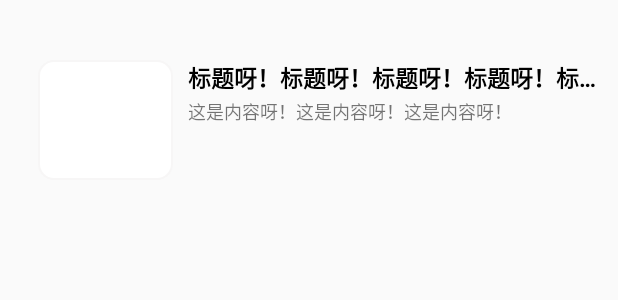
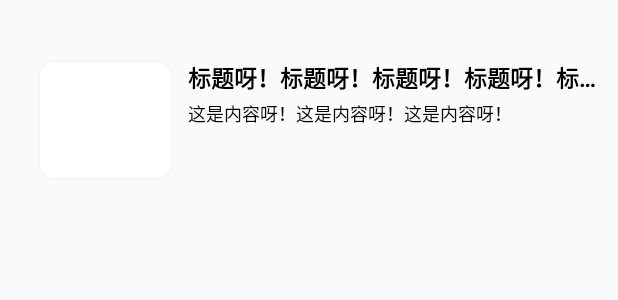
Before and after one commit to Androidzyj/BaseFrame, an Android app: the layout item_rec_home_detail.xml on its own in the app's theme, with its tools: preview values and no code run, on a phone screen of 412 x 824 dp. Shown: the top 300 px of the screen. Run offline under Robolectric (Android 15) with nearby library versions, the phone set to English and light mode, and no system bars.

```diff
--- a/app/src/main/java/com/example/baseframe/view/fragments/HomeFragment.java
+++ b/app/src/main/java/com/example/baseframe/view/fragments/HomeFragment.java
@@ -111,6 +111,8 @@ public class HomeFragment extends Fragment {
         recyclerView.setAdapter(adapter);
     }
 
+    //TODO 设置Banner图是手动创建，然后设置HomeAdapter适配器的Header形式添加进去的
+
 
     //设置上拉和下拉监听
     private void loadDataListener(View view){
--- a/app/src/main/res/layout/item_rec_home_detail.xml
+++ b/app/src/main/res/layout/item_rec_home_detail.xml
@@ -41,7 +41,8 @@
         android:layout_below="@+id/item_home_title_tv"
         android:text="这是内容呀！这是内容呀！这是内容呀！"
         android:textSize="12sp"
-        android:layout_marginTop="2dp"
+        android:layout_marginTop="3dp"
+        android:textColor="@color/black"
         />
 
 
```
Also changed, not shown: app/src/main/res/layout/fragment_home.xml (+1 -8 lines).
